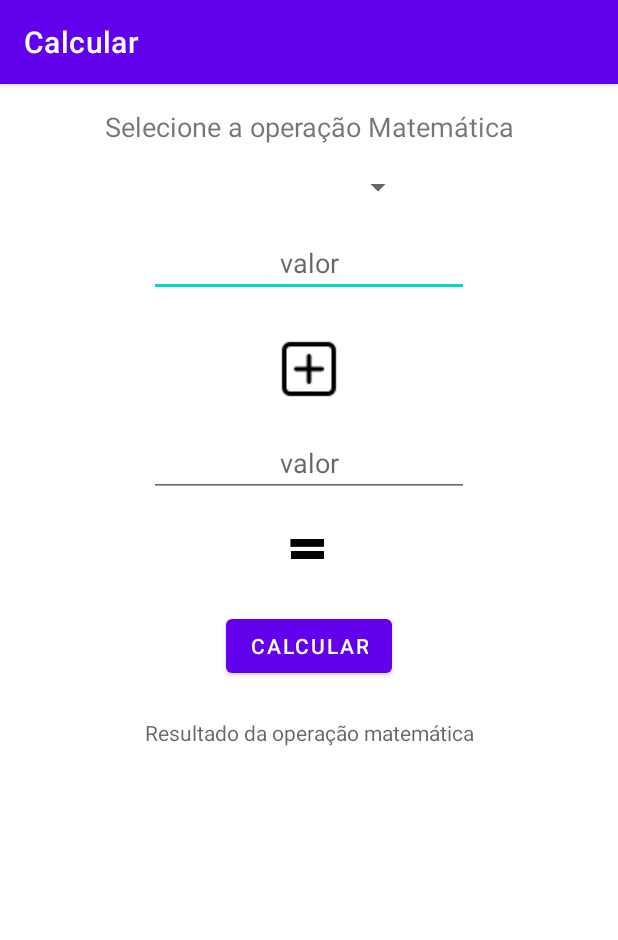
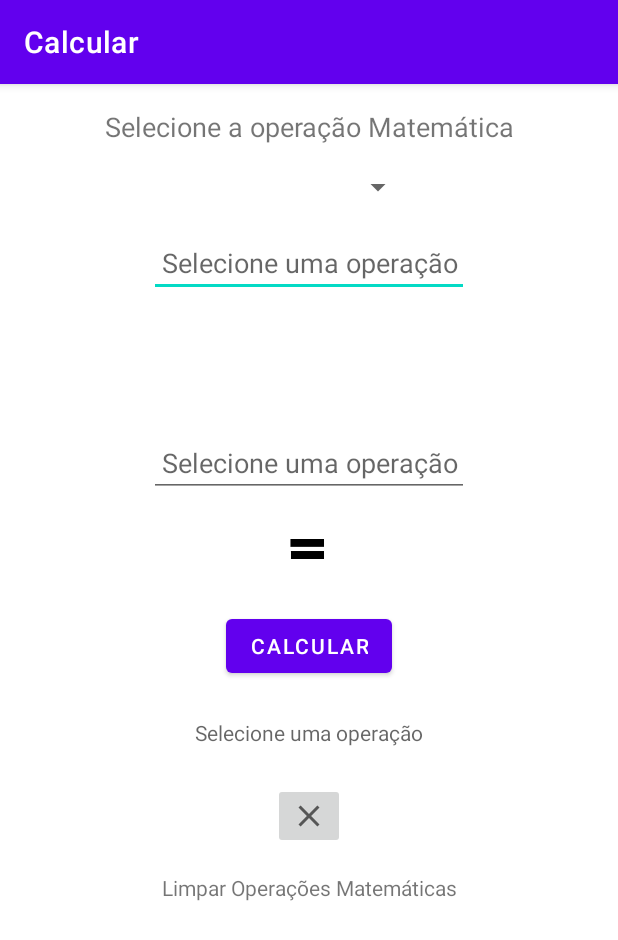
Before and after one commit to MatheusMoreiraSantos/repositorio_matheus, an Android app: the screen it shows after launch (MainActivity), on a phone screen of 412 x 824 dp. Shown: the top 940 px of the screen. Run offline under Robolectric (Android 15) with nearby library versions, the phone set to English and light mode, and no system bars.

Commit message:
Alterações
Alterações.

```diff
--- a/Calcular/app/src/main/java/matheus/moreira/uno/calcular/MainActivity.java
+++ b/Calcular/app/src/main/java/matheus/moreira/uno/calcular/MainActivity.java
@@ -8,27 +8,29 @@ import android.os.Build;
 import android.os.Bundle;
 import android.util.Log;
 import android.view.View;
-import android.widget.Adapter;
 import android.widget.AdapterView;
 import android.widget.ArrayAdapter;
 import android.widget.Button;
 import android.widget.EditText;
+import android.widget.ImageButton;
 import android.widget.ImageView;
 import android.widget.Spinner;
 import android.widget.TextView;
 import android.widget.Toast;
 
 public class MainActivity extends AppCompatActivity implements AdapterView.OnItemSelectedListener { //AdapterView é uma classe da API do java e o OnItem é a interface;
-    public static final String TAG = "MainActivity";
-    private static final String DIVISAO = "Dividir";
-    private static final String MULTIPLICACAO = "Multiplicar";
-    private static final String SOMA = "Somar";
-    private static final String SUBTRACAO = "Subtrair";
+    public static final  String TAG             = "MainActivity";
+    private static final String DIVISAO         = "Dividir";
+    private static final String MULTIPLICACAO   = "Multiplicar";
+    private static final String SOMA            = "Somar";
+    private static final String SUBTRACAO       = "Subtrair";
+    private int ZERO                            = 0;
     private EditText edtOperando1, edtOperando2;
     private TextView tvOpcao, tvResultado;
     private Spinner spiOpcoes;
     private ImageView imgOperacao, imgIgual;
     private Button btnCalcular;
+    private ImageButton btnLimpar;
 
 
     @Override
@@ -43,14 +45,17 @@ public class MainActivity extends AppCompatActivity implements AdapterView.OnIte
         }
 
 
-        edtOperando1 = findViewById(R.id.edtOperando1);
-        edtOperando2 = findViewById(R.id.edtOperando2);
-        tvOpcao = findViewById(R.id.tvOpcao);
-        tvResultado = findViewById(R.id.tvResultado);
-        spiOpcoes = findViewById(R.id.spiOpcoes);
-        imgOperacao = findViewById(R.id.imgOperacao);
-        imgIgual = findViewById(R.id.imgIgual);
-        btnCalcular = findViewById(R.id.btnCalcular);
+        edtOperando1    = findViewById(R.id.edtOperando1);
+        edtOperando2    = findViewById(R.id.edtOperando2);
+        tvOpcao         = findViewById(R.id.tvOpcao);
+        tvResultado     = findViewById(R.id.tvResultado);
+        spiOpcoes       = findViewById(R.id.spiOpcoes);
+        imgOperacao     = findViewById(R.id.imgOperacao);
+        imgIgual        = findViewById(R.id.imgIgual);
+        btnCalcular     = findViewById(R.id.btnCalcular);
+        btnLimpar       = findViewById(R.id.btnLimpar);
+
+
 
         //Cria/instancia os elementos contidos no strings.xml; Lista de operações matemáticas criada;
         ArrayAdapter<String> adapterOpcoesMatematicas = new ArrayAdapter<String>(this
@@ -81,7 +86,11 @@ public class MainActivity extends AppCompatActivity implements AdapterView.OnIte
                     Toast.makeText(MainActivity.this, "Por favor, insira um valor!", Toast.LENGTH_SHORT).show();
 
                 } else if (opcaoSelecionada.equals(DIVISAO)) {
+                    if(validarDivisor() == false){
+                        Toast.makeText(MainActivity.this, "O Divisor deve ser Diferente de ZERO!", Toast.LENGTH_SHORT).show();
+                    } else{
                     tvResultado.setText(divisao());
+                    }
 
                 } else if (opcaoSelecionada.equals(MULTIPLICACAO)) {
                     tvResultado.setText(multiplicacao());
@@ -98,9 +107,16 @@ public class MainActivity extends AppCompatActivity implements AdapterView.OnIte
             }
         });
 
+        btnLimpar.setOnClickListener(new View.OnClickListener() {
+            @Override
+            public void onClick(View view) {
+                edtOperando1.setText("");
+                edtOperando2.setText("");
+                tvResultado.setText("");
 
+            }
+        });
     }
-
 
     //Adapter tem a ver com o adapter criado anteriormente e a View com o Spinner e seu objeto;
     @Override
@@ -111,7 +127,14 @@ public class MainActivity extends AppCompatActivity implements AdapterView.OnIte
 
         imgOperacao.setVisibility(View.VISIBLE);
 
-        if (adapterView.getItemAtPosition(i).toString().equals(DIVISAO)) {
+        if(adapterView.getItemAtPosition(i).toString().isEmpty()){
+            imgOperacao.setVisibility(View.INVISIBLE);
+            edtOperando1.setHint("Selecione uma operação");
+            edtOperando2.setHint("Selecione uma operação");
+            tvResultado.setHint("Selecione uma operação");
+        }
+
+        else if (adapterView.getItemAtPosition(i).toString().equals(DIVISAO)) {
             imgOperacao.setImageDrawable(getResources().getDrawable(R.drawable.divisao, getTheme()));
             edtOperando1.setHint("dividendo");
             edtOperando2.setHint("divisor");
@@ -181,17 +204,21 @@ public class MainActivity extends AppCompatActivity implements AdapterView.OnIte
 
     private String divisao() {
 
-        int n1  = Integer.valueOf(edtOperando1.getText().toString()).intValue();
-        int n2  = Integer.valueOf(edtOperando2.getText().toString()).intValue();
-        int res = n1 / n2;
+        double n1  = Double.valueOf(edtOperando1.getText().toString()).intValue();
+        double n2  = Double.valueOf(edtOperando2.getText().toString()).intValue();
+        double res = n1 / n2;
 
-        String resultado = Integer.toString(res);
+        String resultado = Double.toString(res);
 
         return "O resultado da operação matemática é: " + resultado;
 
     }
 
-    private void validarOperacao(){
+    private String raizQuadrada(){
+
+        double n1 = Double.valueOf(edtOperando1.getText().toString()).intValue();
+        double n2 = Double.valueOf(edtOperando2.getText().toString()).intValue();
+        double res =
 
 
 
@@ -205,4 +232,22 @@ public class MainActivity extends AppCompatActivity implements AdapterView.OnIte
 
 
 
+    private  boolean  validarDivisor(){
+        int  n2 = Integer.valueOf ( edtOperando2 . getText (). toString ());
+        if ( n2 != ZERO ){
+            return true ;
+
+        } else {
+            return false ;
+        }
+    }
+
+
+
+
+
+
+
+
+
 }
--- /dev/null
+++ b/Calcular/app/src/main/res/drawable/ic_baseline_clear_24.xml
@@ -0,0 +1,10 @@
+<vector xmlns:android="http://schemas.android.com/apk/res/android"
+    android:width="24dp"
+    android:height="24dp"
+    android:viewportWidth="24"
+    android:viewportHeight="24"
+    android:tint="?attr/colorControlNormal">
+  <path
+      android:fillColor="@android:color/white"
+      android:pathData="M19,6.41L17.59,5 12,10.59 6.41,5 5,6.41 10.59,12 5,17.59 6.41,19 12,13.41 17.59,19 19,17.59 13.41,12z"/>
+</vector>
--- a/Calcular/app/src/main/res/layout/activity_main.xml
+++ b/Calcular/app/src/main/res/layout/activity_main.xml
@@ -102,4 +102,24 @@
         app:layout_constraintStart_toStartOf="parent"
         app:layout_constraintTop_toBottomOf="@+id/imgIgual" />
 
+    <ImageButton
+        android:id="@+id/btnLimpar"
+        android:layout_width="wrap_content"
+        android:layout_height="wrap_content"
+        android:layout_marginTop="24dp"
+        app:layout_constraintEnd_toEndOf="parent"
+        app:layout_constraintStart_toStartOf="parent"
+        app:layout_constraintTop_toBottomOf="@+id/tvResultado"
+        app:srcCompat="@drawable/ic_baseline_clear_24" />
+
+    <TextView
+        android:id="@+id/tvLimpar"
+        android:layout_width="wrap_content"
+        android:layout_height="wrap_content"
+        android:layout_marginTop="16dp"
+        android:text="Limpar Operações Matemáticas"
+        app:layout_constraintEnd_toEndOf="parent"
+        app:layout_constraintStart_toStartOf="parent"
+        app:layout_constraintTop_toBottomOf="@+id/btnLimpar" />
+
 </androidx.constraintlayout.widget.ConstraintLayout>
```
Also changed, not shown: Calcular/app/src/main/res/drawable/potenciacao.png (added), Calcular/app/src/main/res/drawable/raiz.png (added).
